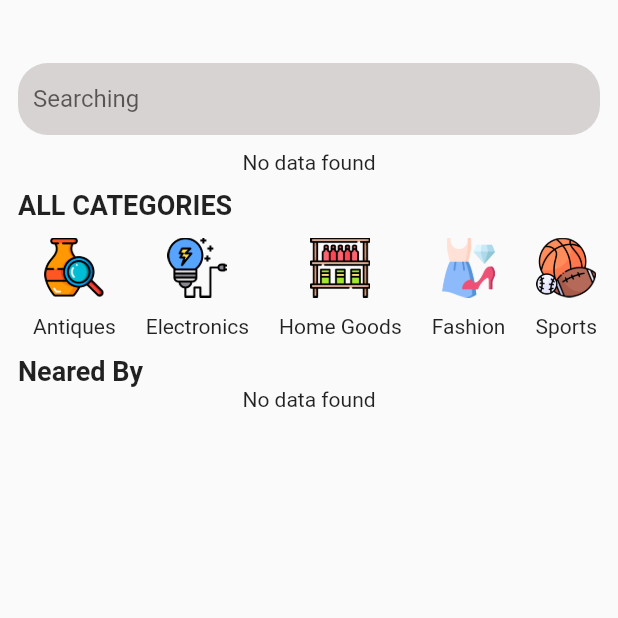
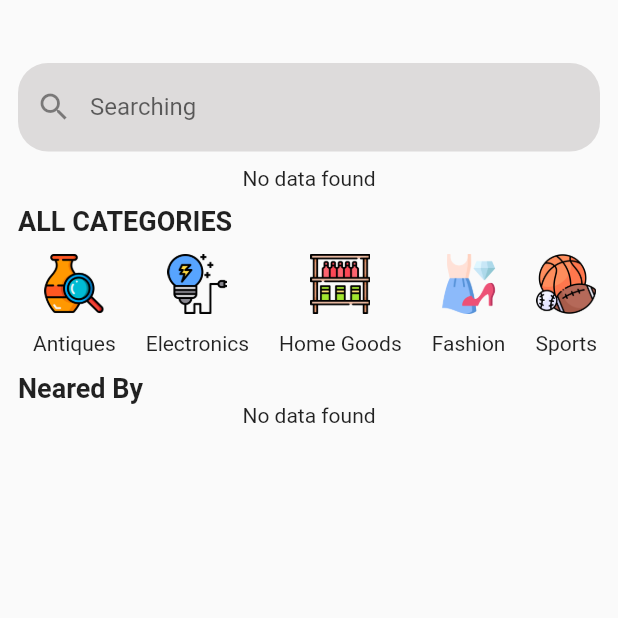
Before and after one commit to Ammar-Yasir1412/mufahh, a Flutter app: the dashboard screen opened directly with empty values, on a phone screen of 412 x 824 dp, the top half of it. Run offline on Flutter 3.47's test engine with Material 2 defaults, Android fonts, the phone set to English and light mode, and no system bars; our stand-ins replace carousel_slider, cloud_firestore, dropdown_search, firebase_auth, firebase_core, firebase_storage and 3 more; accounts and stored records are empty.

```diff
--- a/lib/Screens/Dashboard/dashboard.dart
+++ b/lib/Screens/Dashboard/dashboard.dart
@@ -62,11 +62,11 @@ class _dashboardState extends State<dashboard> {
                 SizedBox(height: 30),
 
                     Container(
-                      padding: EdgeInsets.only(left: 10),
+                      // padding: EdgeInsets.only(left: 10),
                       width: MediaQuery.of(context).size.width * 0.9,
                       decoration: BoxDecoration(
                         borderRadius: BorderRadius.circular(20),
-                        color: Color.fromARGB(255, 216, 211, 211),
+                        color: Color.fromARGB(255, 221, 219, 219),
                       ),
                       child: TextField(
                         controller: searchCTRL,
@@ -81,8 +81,9 @@ class _dashboardState extends State<dashboard> {
                                           )));
                         },
                         cursorColor: Color(0xffF5591F),
-                        decoration: InputDecoration(
-                          hintText: "Searching",
+                        decoration: const InputDecoration(
+                          labelText: "Searching",
+                          prefixIcon: Icon(Icons.search),
                           enabledBorder: InputBorder.none,
                           focusedBorder: InputBorder.none,
                         ),
--- a/lib/Screens/Dashboard/item_detail.dart
+++ b/lib/Screens/Dashboard/item_detail.dart
@@ -142,9 +142,9 @@ class _item_detailState extends State<item_detail> {
             ),
           ),
         ),
-        title: Text(
+        title: const Text(
           "Detail",
-          style: const TextStyle(
+          style: TextStyle(
               fontSize: 20, fontWeight: FontWeight.bold, color: Colors.white),
         ),
       ),
@@ -186,7 +186,7 @@ class _item_detailState extends State<item_detail> {
                         child: Text(
                           // "Last Bid: ${widget.data["lastBid"]}",
                           "Live Now: ${widget.data["JoinDate"]}",
-                          style: TextStyle(
+                          style: const TextStyle(
                             fontSize: 17,
                           ),
                         ),
@@ -218,11 +218,10 @@ class _item_detailState extends State<item_detail> {
                     height: 500,
                     width: 350,
                     child: WebView(
-                      key: UniqueKey(),
-                      javascriptMode: JavascriptMode.unrestricted,
-                      initialUrl: "https://goo.gl/maps/ngnhJDxGSVs23aRP7"),
+                        key: UniqueKey(),
+                        javascriptMode: JavascriptMode.unrestricted,
+                        initialUrl: "https://goo.gl/maps/ngnhJDxGSVs23aRP7"),
                   ),
-
                   _spacer(),
                   widget.data['Bid'] != null
                       ? Column(
```
